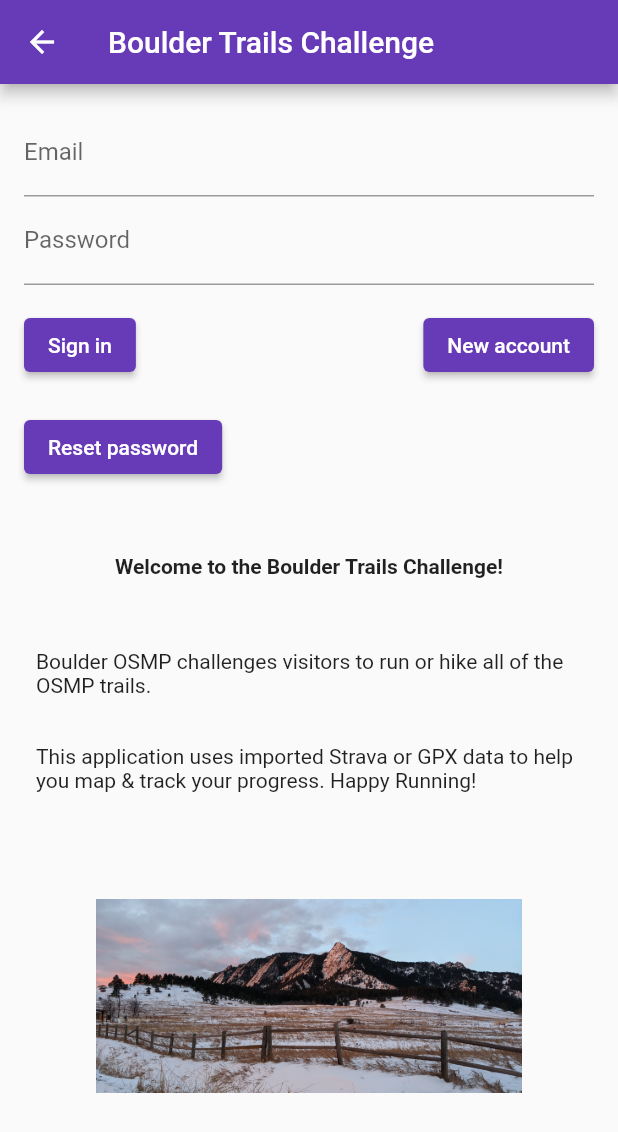
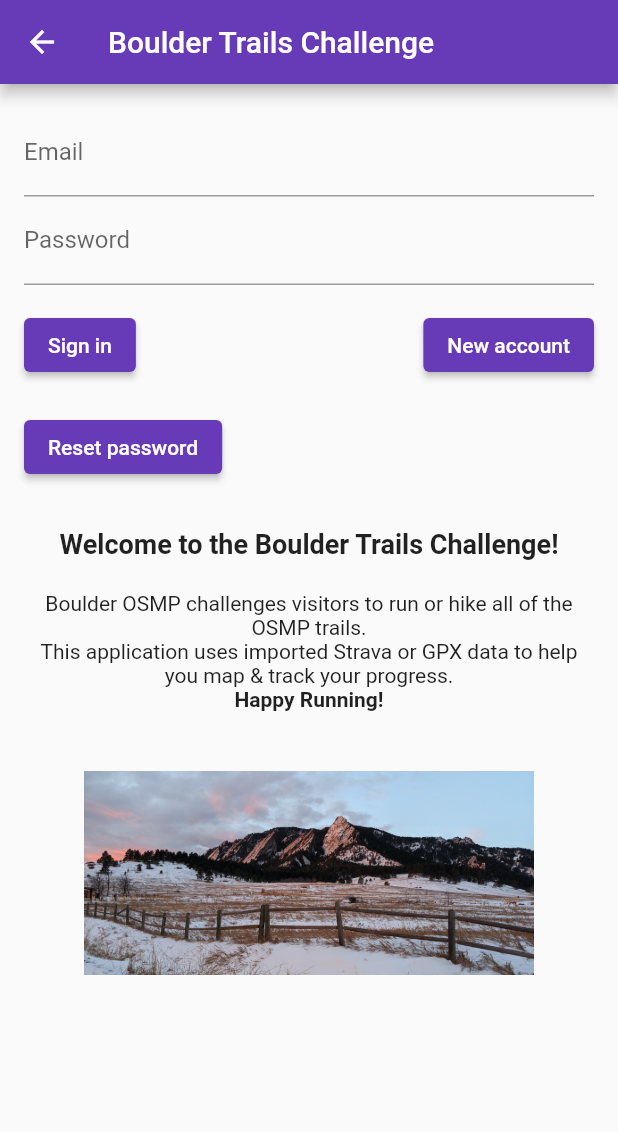
Before and after one commit to dkhawk/boulder_trail_challenge_ui, a Flutter app: the SignInPage screen opened directly, on a phone screen of 412 x 824 dp. Shown: the top 1132 px of the screen. Run offline on Flutter 3.47's test engine with Material 2 defaults, Android fonts, the light colour scheme and no system bars; our stand-ins replace cloud_firestore, file_picker, firebase_auth, firebase_core, flutter_map, google_fonts and 4 more; missing offline and left inert: flutter_map_tappable_polyline, google_polyline_algorithm, gpx, oauth2, oauth2_client, universal_html; accounts and stored records are empty.

Commit message:
cosmetic stuff

```diff
--- a/lib/authentication_service.dart
+++ b/lib/authentication_service.dart
@@ -1,5 +1,6 @@
 import 'package:firebase_auth/firebase_auth.dart';
 
+// maybe replace this with flutterfire_ui ....
 class AuthenticationService {
   final FirebaseAuth _firebaseAuth;
 
--- a/lib/sign_in_page.dart
+++ b/lib/sign_in_page.dart
@@ -14,6 +14,8 @@ class SignInPage extends StatelessWidget {
       appBar: AppBar(
         title: Text('Boulder Trails Challenge'),
       ),
+      // don't resize when keyboard comes up on mobile
+      resizeToAvoidBottomInset: false,
       body: Padding(
         padding: EdgeInsets.all(16.0),
         child: Column(
@@ -112,27 +114,31 @@ class SignInPage extends StatelessWidget {
                 ],
               ),
             ),
-            Expanded(
-              child: Padding(
-                padding: const EdgeInsets.fromLTRB(8.0, 16.0, 8.0, 8.0),
-                child: Column(
-                  mainAxisAlignment: MainAxisAlignment.spaceEvenly,
-                  children: [
+            Padding(
+              padding: const EdgeInsets.fromLTRB(8, 30, 8, 0),
+              child: Text(
+                'Welcome to the Boulder Trails Challenge!\n',
+                style: TextStyle(fontSize: 18, fontWeight: FontWeight.bold),
+              ),
+            ),
             Text(
-                      'Welcome to the Boulder Trails Challenge!\n',
+              'Boulder OSMP challenges visitors to run or hike all of the OSMP trails.',
+              textAlign: TextAlign.center,
+            ),
+            Text(
+              'This application uses imported Strava or GPX data to help you map & track your progress.',
+              textAlign: TextAlign.center,
+            ),
+            Text(
+              'Happy Running!',
+              textAlign: TextAlign.center,
               style: TextStyle(fontWeight: FontWeight.bold),
             ),
-                    Text('Boulder OSMP challenges visitors to run or hike all of the OSMP trails.'),
-                    Text('This application uses imported Strava or GPX data to help you map & track your progress. Happy Running!'),
             Flexible(
               child: Padding(
                 padding: const EdgeInsets.all(40.0),
                 child: Image(
                   image: AssetImage('assets/images/FlatIrons.jpg'),
-                        ),
-                      ),
-                    ),
-                  ],
                 ),
               ),
             ),
```
Lines whose indentation alone changed are shown as unchanged.
